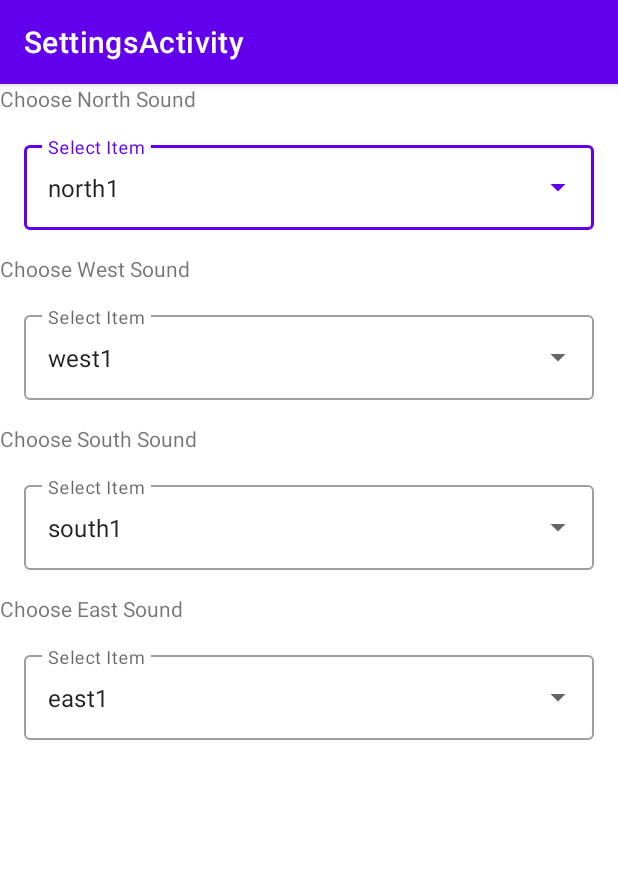
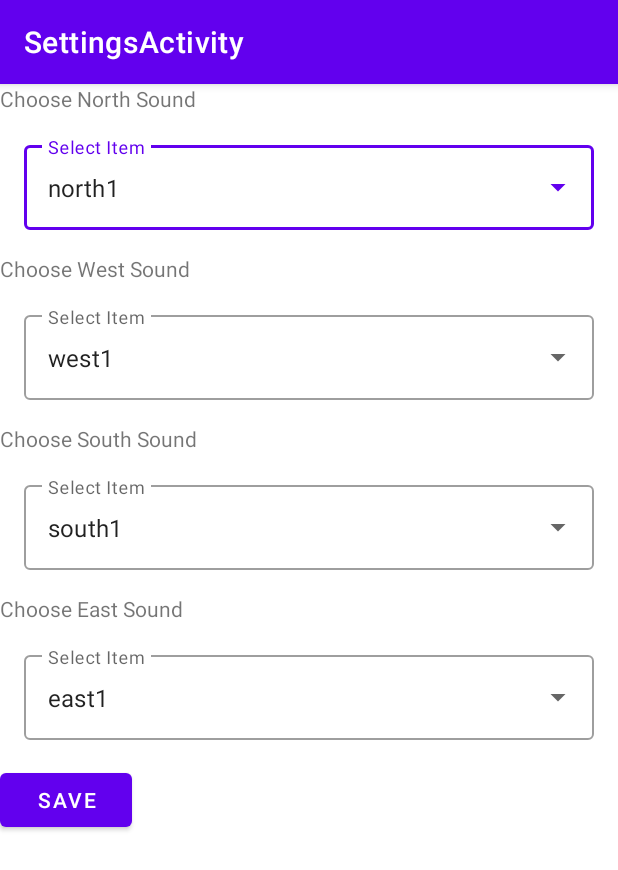
Before and after one commit to Safeheaded/kotlin-air-drums, an Android app: the screen it shows after launch (SettingsActivity), after a tap on "GO TO SETTINGS", on a phone screen of 412 x 824 dp. Shown: the top 870 px of the screen. Run offline under Robolectric (Android 15) with nearby library versions, the light colour scheme and no system bars.

Commit message:
Data transfer between settings & MainActivity

```diff
--- a/app/src/main/java/com/example/airdrums/MainActivity.kt
+++ b/app/src/main/java/com/example/airdrums/MainActivity.kt
@@ -34,6 +34,10 @@ class MainActivity : AppCompatActivity(), SensorEventListener {
     private var mAccelerometerAbsolute : Sensor ?= null
     private var currDirection : String = "N"
     private var canChangeDrums = false
+    private var soundNorth = "north1"
+    private var soundWest = "west1"
+    private var soundSouth = "south1"
+    private var soundEast = "east1"
 
 
     override fun onCreate(savedInstanceState: Bundle?) {
@@ -42,6 +46,25 @@ class MainActivity : AppCompatActivity(), SensorEventListener {
         val button = findViewById<Button>(R.id.change_drums_flag)
         button.setOnClickListener {
             canChangeDrums = !canChangeDrums
+        }
+        val soundN = intent.getStringExtra("soundNorth")
+        if (soundN != null) {
+            soundNorth = soundN
+        }
+
+        val soundW = intent.getStringExtra("soundWest")
+        if (soundW != null) {
+            soundWest = soundW
+        }
+
+        val soundS = intent.getStringExtra("soundSouth")
+        if (soundS != null) {
+            soundSouth = soundS
+        }
+
+        val soundE = intent.getStringExtra("soundEast")
+        if (soundE != null) {
+            soundEast = soundE
         }
 
         val goToSettingsButton = findViewById<Button>(R.id.go_to_settings)
--- a/app/src/main/java/com/example/airdrums/SettingsActivity.kt
+++ b/app/src/main/java/com/example/airdrums/SettingsActivity.kt
@@ -1,9 +1,11 @@
 package com.example.airdrums
 
+import android.content.Intent
 import android.os.Bundle
 import android.widget.AdapterView
 import android.widget.ArrayAdapter
 import android.widget.AutoCompleteTextView
+import android.widget.Button
 import android.widget.Toast
 import androidx.appcompat.app.AppCompatActivity
 
@@ -24,9 +26,24 @@ class SettingsActivity : AppCompatActivity() {
     private lateinit var adapterItemsSouth: ArrayAdapter<String>;
     private lateinit var adapterItemsEast: ArrayAdapter<String>;
 
+    private var soundNorth = northItems[0]
+    private var soundWest = westItems[0]
+    private var soundSouth = southItems[0]
+    private var soundEast = eastItems[0]
+
     override fun onCreate(savedInstanceState: Bundle?) {
         super.onCreate(savedInstanceState)
         setContentView(R.layout.settings_activity)
+
+        val save_button = findViewById<Button>(R.id.save_button)
+        save_button.setOnClickListener {
+            val intent = Intent(this@SettingsActivity, MainActivity::class.java)
+            intent.putExtra("soundNorth", soundNorth)
+            intent.putExtra("soundWest", soundWest)
+            intent.putExtra("soundSouth", soundSouth)
+            intent.putExtra("soundEast", soundEast)
+            startActivity(intent)
+        }
 
         autoCompleteTextViewNorth = findViewById(R.id.auto_complete_text)
         autoCompleteTextViewWest = findViewById(R.id.auto_complete_text1)
@@ -49,24 +66,28 @@ class SettingsActivity : AppCompatActivity() {
         autoCompleteTextViewNorth.onItemClickListener =
             AdapterView.OnItemClickListener() { parent, view, position, id ->
                 val item = parent.getItemAtPosition(position).toString()
+                soundNorth = item
                 Toast.makeText(this@SettingsActivity, "Item: $item", Toast.LENGTH_SHORT).show()
             }
 
         autoCompleteTextViewWest.onItemClickListener =
             AdapterView.OnItemClickListener() { parent, view, position, id ->
                 val item = parent.getItemAtPosition(position).toString()
+                soundWest = item
                 Toast.makeText(this@SettingsActivity, "Item: $item", Toast.LENGTH_SHORT).show()
             }
 
         autoCompleteTextViewSouth.onItemClickListener =
             AdapterView.OnItemClickListener() { parent, view, position, id ->
                 val item = parent.getItemAtPosition(position).toString()
+                soundSouth = item
                 Toast.makeText(this@SettingsActivity, "Item: $item", Toast.LENGTH_SHORT).show()
             }
 
         autoCompleteTextViewEast.onItemClickListener =
             AdapterView.OnItemClickListener() { parent, view, position, id ->
                 val item = parent.getItemAtPosition(position).toString()
+                soundEast = item
                 Toast.makeText(this@SettingsActivity, "Item: $item", Toast.LENGTH_SHORT).show()
             }
     }
--- a/app/src/main/res/layout/settings_activity.xml
+++ b/app/src/main/res/layout/settings_activity.xml
@@ -1,7 +1,7 @@
 <GridLayout xmlns:android="http://schemas.android.com/apk/res/android"
     android:layout_width="match_parent"
     android:layout_height="match_parent"
-    android:rowCount="8"
+    android:rowCount="9"
     android:columnCount="1">
     <TextView
         android:id="@+id/textView"
@@ -99,5 +99,13 @@
             android:inputType="none" />
     </com.google.android.material.textfield.TextInputLayout>
 
+    <Button
+        android:id="@+id/save_button"
+        android:layout_width="wrap_content"
+        android:layout_height="wrap_content"
+        android:layout_row="8"
+        android:layout_column="0"
+        android:text="Save" />
+
 
 </GridLayout>
```
